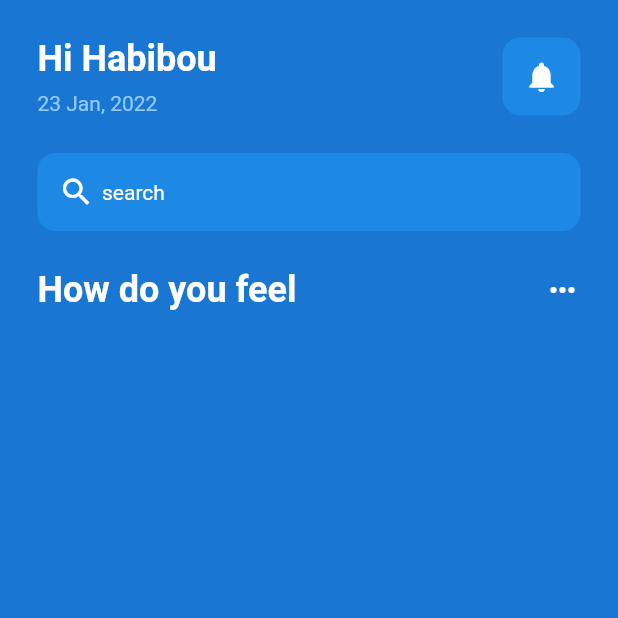
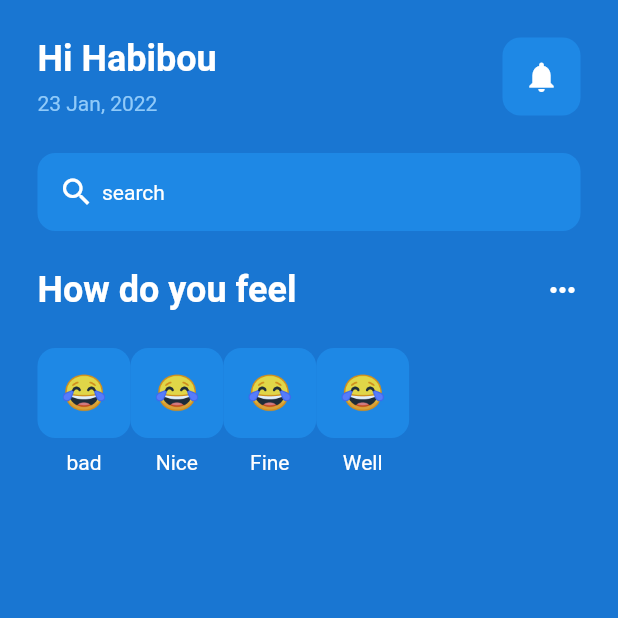
Before and after one commit to Hbbmoussa/Flutter_mentalhealth_app, a Flutter app: the screen it shows after launch, on a phone screen of 412 x 824 dp, the top half of it. Run offline on Flutter 3.47's test engine with Material 2 defaults, Android fonts, the light colour scheme and no system bars; our stand-ins replace matcher.

Commit message:
Emotion icons  added !

```diff
--- a/lib/pages/home_page.dart
+++ b/lib/pages/home_page.dart
@@ -1,6 +1,7 @@
 // ignore_for_file: prefer_const_constructors, prefer_const_literals_to_create_immutables
 
 import 'package:flutter/material.dart';
+import 'package:mentalhealtapp/pages/utils/emoticon.dart';
 
 class MyHomePage extends StatefulWidget {
   const MyHomePage({super.key, required this.title});
@@ -103,6 +104,66 @@ class _MyHomePageState extends State<MyHomePage> {
                     color: Colors.white,
                   )
                 ],
+              ),
+              SizedBox(
+                height: 25,
+              ),
+              //4 diffents faces
+              Row(
+                children: [
+                  //Badly
+                  Column(children: [
+                    EmoticonFace(
+                      emoticonFace: '😂',
+                    ),
+                    SizedBox(
+                      height: 8,
+                    ),
+                    Text(
+                      "bad",
+                      style: TextStyle(color: Colors.white),
+                    ),
+                  ]),
+                  //Badly
+                  Column(children: [
+                    EmoticonFace(
+                      emoticonFace: '😂',
+                    ),
+                    SizedBox(
+                      height: 8,
+                    ),
+                    Text(
+                      "Nice",
+                      style: TextStyle(color: Colors.white),
+                    ),
+                  ]),
+                  //Badly
+                  Column(children: [
+                    EmoticonFace(
+                      emoticonFace: '😂',
+                    ),
+                    SizedBox(
+                      height: 8,
+                    ),
+                    Text(
+                      "Fine",
+                      style: TextStyle(color: Colors.white),
+                    ),
+                  ]),
+                  //Badly
+                  Column(children: [
+                    EmoticonFace(
+                      emoticonFace: '😂',
+                    ),
+                    SizedBox(
+                      height: 8,
+                    ),
+                    Text(
+                      "Well",
+                      style: TextStyle(color: Colors.white),
+                    ),
+                  ]),
+                ],
               )
             ],
           ),
--- /dev/null
+++ b/lib/pages/utils/emoticon.dart
@@ -0,0 +1,24 @@
+// ignore_for_file: prefer_const_constructors
+
+import 'package:flutter/material.dart';
+import 'package:flutter/src/widgets/placeholder.dart';
+import 'package:flutter/src/widgets/framework.dart';
+import 'package:matcher/matcher.dart';
+
+class EmoticonFace extends StatelessWidget {
+  final String emoticonFace;
+  const EmoticonFace({super.key, required this.emoticonFace});
+
+  @override
+  Widget build(BuildContext context) {
+    return Container(
+        decoration: BoxDecoration(
+            color: Colors.blue[600], borderRadius: BorderRadius.circular(12)),
+        padding: EdgeInsets.all(16),
+        child: Center(
+            child: Text(
+          emoticonFace,
+          style: TextStyle(fontSize: 24),
+        )));
+  }
+}
```
